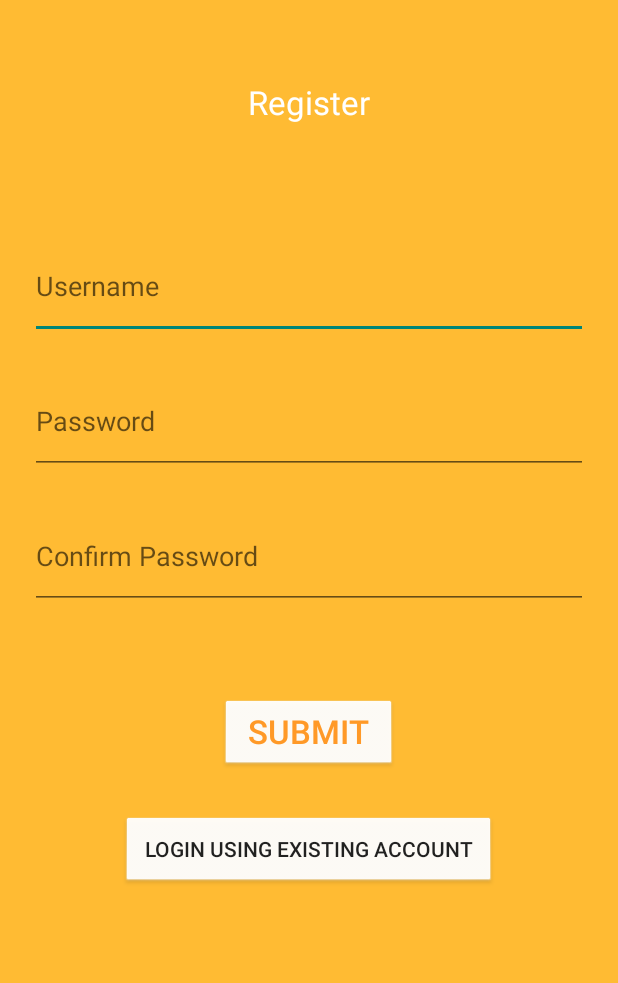
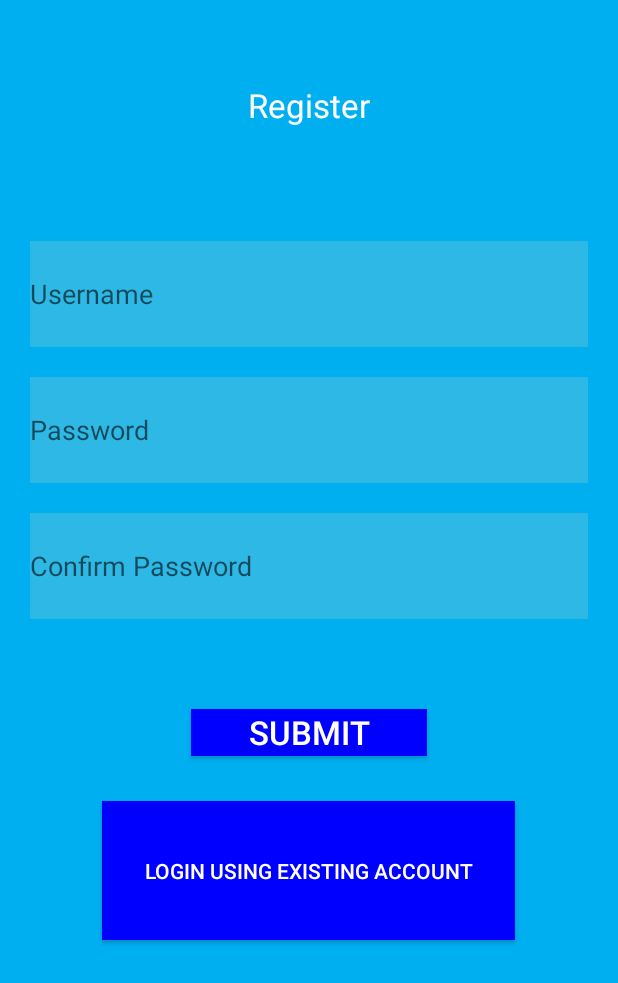
Before and after one commit to chavipuri/CloudPrint_Fall2015, an Android app: the layout activity_register_user.xml on its own in the app's theme, with its tools: preview values and no code run, on a phone screen of 412 x 824 dp. Shown: the top 983 px of the screen. Run offline under Robolectric (Android 15) with nearby library versions, the phone set to English and light mode, and no system bars.

Commit message:
basic functionalities

```diff
--- a/app/build.gradle
+++ b/app/build.gradle
@@ -6,7 +6,7 @@ android {
 
     defaultConfig {
         applicationId "com.example.developer.cloudprint"
-        minSdkVersion 8
+        minSdkVersion 17
         targetSdkVersion 23
         versionCode 1
         versionName "1.0"
@@ -24,4 +24,5 @@ dependencies {
     compile 'com.android.support:appcompat-v7:23.0.1'
     compile project(':dropboxChooserSDK')
     compile project(':aFileChooser')
+    compile 'com.google.android.gms:play-services:8.1.0'
 }
--- a/app/src/main/java/com/example/developer/cloudprint/LoginUser.java
+++ b/app/src/main/java/com/example/developer/cloudprint/LoginUser.java
@@ -109,7 +109,7 @@ public class LoginUser extends AppCompatActivity implements View.OnClickListener
         //QUERY_result=result.getString(0);
         if(result.getCount()>0){
             Intent intent;
-            intent = new Intent(LoginUser.this,LoggedUser.class);
+            intent = new Intent(LoginUser.this,MapsActivity.class);
             Bundle bundle = new Bundle();
             bundle.putString("UserName", login_username.getText().toString().trim());
             intent.putExtras(bundle);
--- a/app/src/main/res/layout/activity_register_user.xml
+++ b/app/src/main/res/layout/activity_register_user.xml
@@ -3,9 +3,11 @@
     android:layout_width="match_parent"
     android:layout_height="match_parent"
     android:layout_weight="6"
-    android:background="@android:color/holo_orange_light"
+    android:background="#00aff0"
     android:baselineAligned="false"
-    android:weightSum="1">"
+    android:weightSum="1"
+    android:id="@+id/linearLayout"
+    android:clickable="true">"
 
     <TextView
         android:layout_width="match_parent"
@@ -15,7 +17,8 @@
         android:textColor="#FFFFFF"
         android:layout_weight="0.25"
         android:gravity="center"
-        android:textAlignment="center" />
+        android:textAlignment="center"
+        android:textIsSelectable="false" />
     <EditText
         android:id="@+id/register_username"
         android:layout_width="fill_parent"
@@ -27,7 +30,9 @@
         android:hint="Username"
         android:textSize="18dip"
         android:layout_gravity="center_horizontal"
-        android:layout_weight="0.07" />
+        android:layout_weight="0.07"
+        android:background="#2eb8e6"
+        android:textColor="#cccccc" />
     <EditText
         android:id="@+id/register_password"
         android:layout_width="fill_parent"
@@ -39,7 +44,9 @@
         android:hint="Password"
         android:textSize="18dip"
         android:layout_gravity="center_horizontal"
-        android:layout_weight="0.07" />
+        android:layout_weight="0.07"
+        android:background="#2eb8e6"
+        android:textColor="#cccccc" />
     <EditText
         android:id="@+id/register_cpassword"
         android:layout_width="fill_parent"
@@ -51,32 +58,39 @@
         android:hint="Confirm Password"
         android:textSize="18dip"
         android:layout_gravity="center_horizontal"
-        android:layout_weight="0.07" />
+        android:layout_weight="0.07"
+        android:background="#2eb8e6"
+        android:textColor="#cccccc" />
     <Button
         android:id="@+id/register_submit"
-        android:layout_width="118dp"
-        android:layout_height="wrap_content"
+        android:layout_width="157dp"
+        android:layout_height="31dp"
         android:height="40dip"
-        android:width="70dip"
+        android:width="100dip"
         android:layout_marginTop="60dip"
         android:text="Submit"
-        android:textColor="#ff9927"
+        android:textColor="#ffffff"
         android:textSize="22dip"
         android:layout_gravity="center_horizontal"
-        android:background="@android:drawable/btn_default"
-        android:backgroundTint="#ffffff" />
+        android:background="#0000ff"
+        android:backgroundTint="#0000ff"
+        android:shadowColor="#0000ff"
+        android:focusable="true"
+        android:singleLine="false" />
 
     <Button
         android:id="@+id/login"
-        android:layout_width="250dp"
+        android:layout_width="275dp"
         android:layout_height="wrap_content"
+        android:textColor="#ffffff"
         android:text="Login using existing account"
         android:layout_marginTop="30dip"
         android:layout_gravity="center_horizontal"
-        android:background="@android:drawable/btn_default"
-        android:backgroundTint="#ffffff"
+        android:background="#0000ff"
+        android:backgroundTint="#0000ff"
         android:gravity="center"
         android:clickable="false"
-        android:editable="false" />
+        android:editable="false"
+        android:layout_weight="0.10" />
 
 </LinearLayout>
--- a/app/src/main/res/values/strings.xml
+++ b/app/src/main/res/values/strings.xml
@@ -5,4 +5,5 @@
     <string name="action_settings">Settings</string>
     <string name="title_activity_logged_user">Cloud Print</string>
     <string name="title_activity_login_user">Cloud Print</string>
+    <string name="title_activity_maps">MapsActivity</string>
 </resources>
--- a/app/src/main/res/values/styles.xml
+++ b/app/src/main/res/values/styles.xml
@@ -1,7 +1,7 @@
 <resources>
 
     <!-- Base application theme. -->
-    <style name="AppTheme" parent="Theme.AppCompat.Light.DarkActionBar">
+    <style name="AppTheme" parent="Theme.AppCompat.Light.NoActionBar">
         <!-- Customize your theme here. -->
     </style>
 
```
Also changed, not shown: app/src/main/AndroidManifest.xml (+29 -2 lines), app/src/main/java/com/example/developer/cloudprint/LoggedUser.java (+4 -4 lines), app/src/main/java/com/example/developer/cloudprint/MapsActivity.java (added, +79 -0 lines), app/src/main/res/drawable/mybutton.xml (added, +24 -0 lines), app/src/main/res/layout/activity_logged_user.xml (+25 -10 lines), app/src/main/res/layout/activity_login_user.xml (+27 -22 lines), app/src/main/res/layout/activity_maps.xml (added, +20 -0 lines), app/src/main/res/menu/menu_maps.xml (added, +7 -0 lines), 612 other files.
